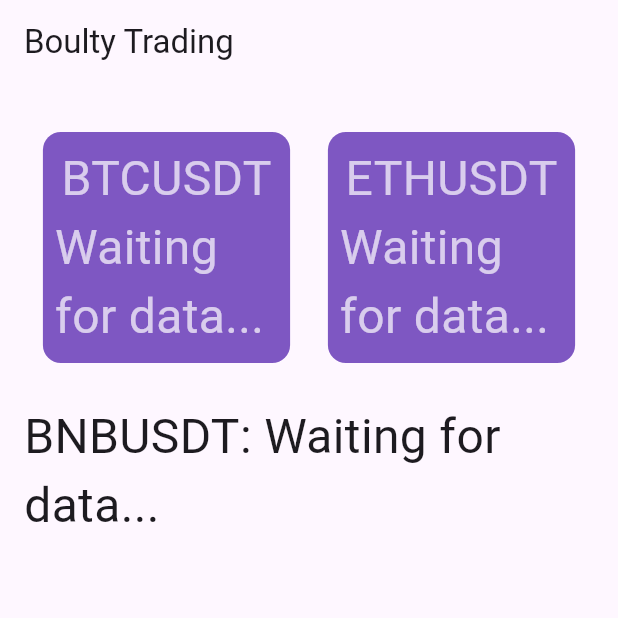
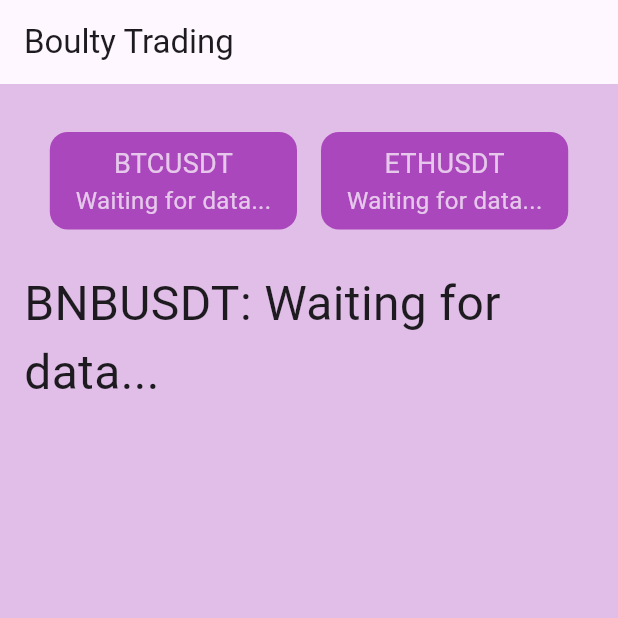
Before and after one commit to Magesh08/WSSCryptoLive, a Flutter app: the screen it shows after launch, on a phone screen of 412 x 824 dp, the top half of it. Run offline on Flutter 3.47's test engine with Material 3 defaults, Android fonts, the phone set to English and light mode, and no system bars; network calls fail.

Commit message:
design change

```diff
--- a/lib/main.dart
+++ b/lib/main.dart
@@ -119,6 +119,9 @@ class _CryptoStreamState extends State<CryptoStream> {
         title: Text("Boulty Trading"),
       ),
       body: Center(
+        child: Container(
+          width: MediaQuery.sizeOf(context).width * 1,
+          color: Colors.purple[100],
           child: Padding(
             padding: const EdgeInsets.all(16.0),
             child: Column(
@@ -126,14 +129,17 @@ class _CryptoStreamState extends State<CryptoStream> {
               crossAxisAlignment: CrossAxisAlignment.center,
               children: [
                 SizedBox(height: 16),
-              Row(
+                SingleChildScrollView(
+                  scrollDirection: Axis.horizontal,
+                  child: Row(
                     mainAxisAlignment: MainAxisAlignment.spaceEvenly,
                     children: [
                       Container(
                         width: MediaQuery.sizeOf(context).width * 0.4,
                         decoration: BoxDecoration(
                           borderRadius: BorderRadius.circular(12),
-                        color: Colors.deepPurple[400]),
+                          color: Colors.purple[400],
+                        ),
                         child: Padding(
                           padding: const EdgeInsets.all(8.0),
                           child: Column(
@@ -142,24 +148,27 @@ class _CryptoStreamState extends State<CryptoStream> {
                                 'BTCUSDT',
                                 style: TextStyle(
                                   color: Colors.white70,
-                              fontSize: 32,
+                                  fontSize: 18,
                                 ),
                               ),
                               Text(
                                 '${_cryptoPrices["BTCUSDT"]?.isEmpty == true ? 'Waiting for data...' : _cryptoPrices["BTCUSDT"]}',
-                            style:
-                                TextStyle(fontSize: 32, color: Colors.white70),
+                                style: TextStyle(
+                                  fontSize: 16,
+                                  color: Colors.white70,
+                                ),
                               ),
                             ],
                           ),
                         ),
                       ),
-                  SizedBox(height: 16),
+                      SizedBox(width: 16), // Add space between containers
                       Container(
                         width: MediaQuery.sizeOf(context).width * 0.4,
                         decoration: BoxDecoration(
                           borderRadius: BorderRadius.circular(12),
-                        color: Colors.deepPurple[400]),
+                          color: Colors.purple[400],
+                        ),
                         child: Padding(
                           padding: const EdgeInsets.all(8.0),
                           child: Column(
@@ -168,19 +177,22 @@ class _CryptoStreamState extends State<CryptoStream> {
                                 'ETHUSDT',
                                 style: TextStyle(
                                   color: Colors.white70,
-                              fontSize: 32,
+                                  fontSize: 18,
                                 ),
                               ),
                               Text(
                                 '${_cryptoPrices["ETHUSDT"]?.isEmpty == true ? 'Waiting for data...' : _cryptoPrices["ETHUSDT"]}',
-                            style:
-                                TextStyle(fontSize: 32, color: Colors.white70),
+                                style: TextStyle(
+                                  fontSize: 16,
+                                  color: Colors.white70,
+                                ),
                               ),
                             ],
                           ),
                         ),
                       ),
                     ],
+                  ),
                 ),
                 SizedBox(height: 26),
                 Text(
@@ -191,6 +203,7 @@ class _CryptoStreamState extends State<CryptoStream> {
             ),
           ),
         ),
+      ),
     );
   }
 }
```
Also changed, not shown: 3 other files. Lines whose indentation alone changed are shown as unchanged.
